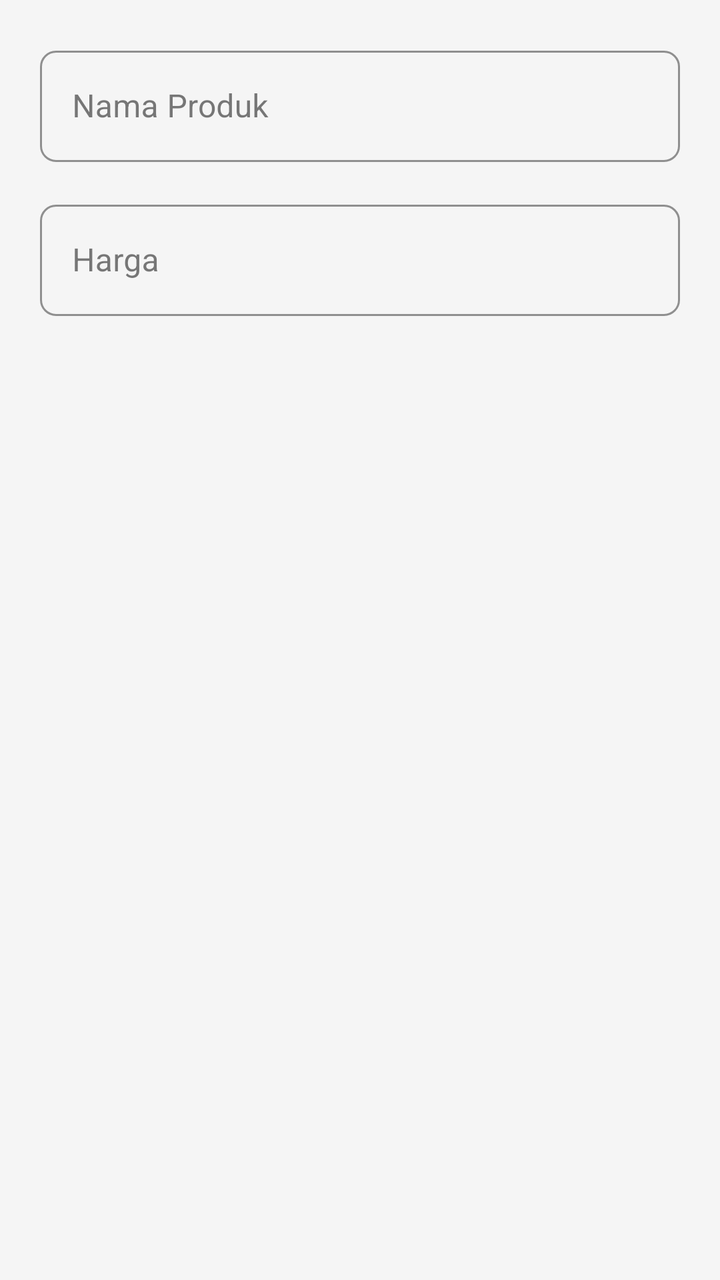
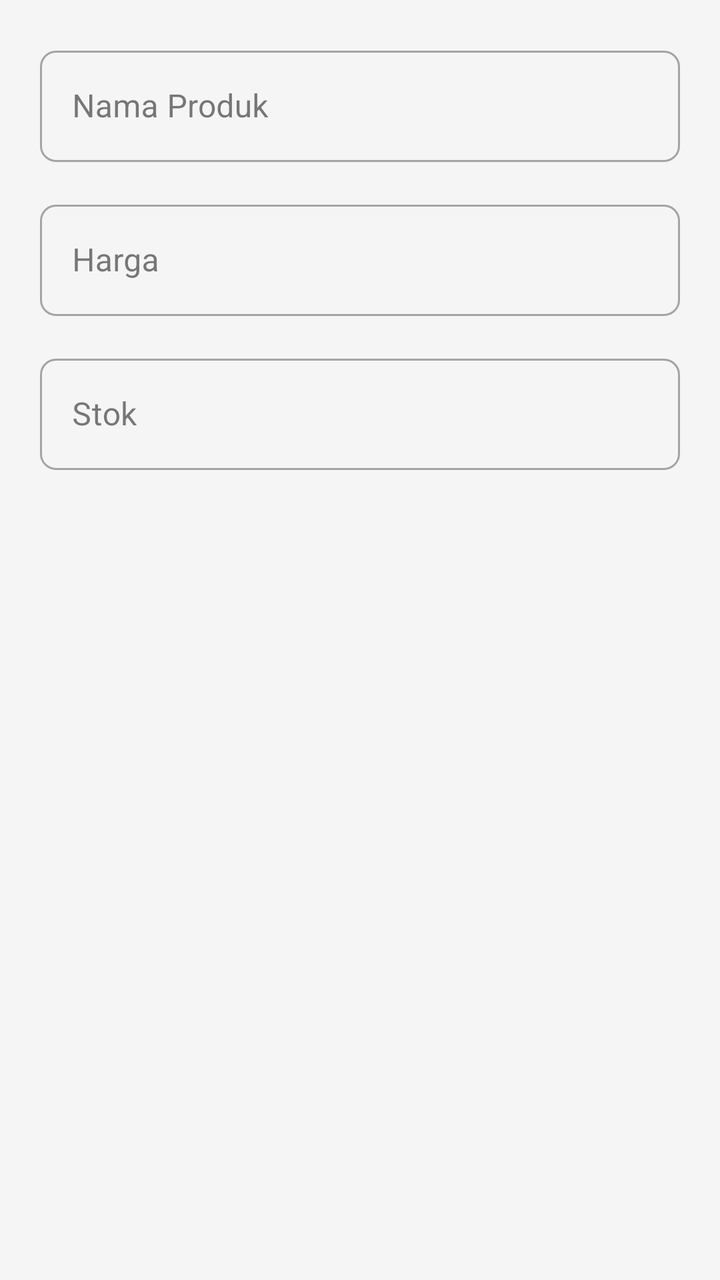

Before-and-after screenshots of an Android layout around one commit, followed by the original layout XML and the change that was made.
<!-- AndroidManifest.xml: application theme Theme.IniKasir -->
<!-- res/layout/dialog_add_product.xml -->
<?xml version="1.0" encoding="utf-8"?>
<LinearLayout xmlns:android="http://schemas.android.com/apk/res/android"
    xmlns:app="http://schemas.android.com/apk/res-auto"
    android:layout_width="match_parent"
    android:layout_height="wrap_content"
    android:orientation="vertical"
    android:padding="20dp">
    
    <com.google.android.material.textfield.TextInputLayout
        android:layout_width="match_parent"
        android:layout_height="wrap_content"
        android:layout_marginBottom="16dp"
        app:boxBackgroundMode="outline"
        app:hintTextColor="@color/primary"
        app:boxStrokeColor="@color/primary"
        style="@style/Widget.MaterialComponents.TextInputLayout.OutlinedBox">
        
        <com.google.android.material.textfield.TextInputEditText
            android:id="@+id/etProductName"
            android:layout_width="match_parent"
            android:layout_height="wrap_content"
            android:hint="Nama Produk"
            android:inputType="text"
            android:maxLines="2" />
            
    </com.google.android.material.textfield.TextInputLayout>
    
    <com.google.android.material.textfield.TextInputLayout
        android:layout_width="match_parent"
        android:layout_height="wrap_content"
        android:layout_marginBottom="8dp"
        app:boxBackgroundMode="outline"
        app:hintTextColor="@color/primary"
        app:boxStrokeColor="@color/primary"
        app:prefixText="Rp "
        style="@style/Widget.MaterialComponents.TextInputLayout.OutlinedBox">
        
        <com.google.android.material.textfield.TextInputEditText
            android:id="@+id/etProductPrice"
            android:layout_width="match_parent"
            android:layout_height="wrap_content"
            android:hint="Harga"
            android:inputType="numberDecimal" />
            
    </com.google.android.material.textfield.TextInputLayout>
    
</LinearLayout>
<!-- resources referenced by this layout -->
<resources>
  <color name="primary">#2196F3</color>
  <style name="Theme.IniKasir" parent="Theme.MaterialComponents.DayNight.NoActionBar">
          
          <item name="colorPrimary">@color/primary</item>
          <item name="colorPrimaryVariant">@color/primary_dark</item>
          <item name="colorOnPrimary">@color/white</item>
          
          
          <item name="colorSecondary">@color/accent</item>
          <item name="colorSecondaryVariant">@color/accent_dark</item>
          <item name="colorOnSecondary">@color/white</item>
          
          
          <item name="android:windowBackground">@color/background</item>
          <item name="colorSurface">@color/surface</item>
          <item name="colorOnSurface">@color/text_primary</item>
          
          
          <item name="android:statusBarColor">@color/primary_dark</item>
          <item name="android:windowLightStatusBar">false</item>
          
          
          <item name="android:textColorPrimary">@color/text_primary</item>
          <item name="android:textColorSecondary">@color/text_secondary</item>
          <item name="android:textColorHint">@color/text_hint</item>
          
          
          <item name="shapeAppearanceSmallComponent">@style/ShapeAppearance.Small</item>
          <item name="shapeAppearanceMediumComponent">@style/ShapeAppearance.Medium</item>
          <item name="shapeAppearanceLargeComponent">@style/ShapeAppearance.Large</item>
      </style>
  <color name="primary_dark">#1976D2</color>
  <color name="white">#FFFFFF</color>
  <color name="accent">#FF9800</color>
  <color name="accent_dark">#F57C00</color>
  <color name="background">#F5F5F5</color>
  <color name="surface">#FFFFFF</color>
  <color name="text_primary">#212121</color>
  <color name="text_secondary">#757575</color>
  <color name="text_hint">#9E9E9E</color>
  <style name="ShapeAppearance.Small" parent="ShapeAppearance.MaterialComponents.SmallComponent">
          <item name="cornerFamily">rounded</item>
          <item name="cornerSize">8dp</item>
      </style>
  <style name="ShapeAppearance.Medium" parent="ShapeAppearance.MaterialComponents.MediumComponent">
          <item name="cornerFamily">rounded</item>
          <item name="cornerSize">12dp</item>
      </style>
  <style name="ShapeAppearance.Large" parent="ShapeAppearance.MaterialComponents.LargeComponent">
          <item name="cornerFamily">rounded</item>
          <item name="cornerSize">16dp</item>
      </style>
</resources>

<!-- the commit's change to res/layout/dialog_add_product.xml (unified diff, before → after) -->
@@ -11,8 +11,6 @@
         android:layout_height="wrap_content"
         android:layout_marginBottom="16dp"
         app:boxBackgroundMode="outline"
-        app:hintTextColor="@color/primary"
-        app:boxStrokeColor="@color/primary"
         style="@style/Widget.MaterialComponents.TextInputLayout.OutlinedBox">
         
         <com.google.android.material.textfield.TextInputEditText
@@ -28,10 +26,8 @@
     <com.google.android.material.textfield.TextInputLayout
         android:layout_width="match_parent"
         android:layout_height="wrap_content"
-        android:layout_marginBottom="8dp"
+        android:layout_marginBottom="16dp"
         app:boxBackgroundMode="outline"
-        app:hintTextColor="@color/primary"
-        app:boxStrokeColor="@color/primary"
         app:prefixText="Rp "
         style="@style/Widget.MaterialComponents.TextInputLayout.OutlinedBox">
         
@@ -44,4 +40,19 @@
             
     </com.google.android.material.textfield.TextInputLayout>
     
+    <com.google.android.material.textfield.TextInputLayout
+        android:layout_width="match_parent"
+        android:layout_height="wrap_content"
+        app:boxBackgroundMode="outline"
+        style="@style/Widget.MaterialComponents.TextInputLayout.OutlinedBox">
+        
+        <com.google.android.material.textfield.TextInputEditText
+            android:id="@+id/etProductStock"
+            android:layout_width="match_parent"
+            android:layout_height="wrap_content"
+            android:hint="Stok"
+            android:inputType="number" />
+            
+    </com.google.android.material.textfield.TextInputLayout>
+    
 </LinearLayout>
